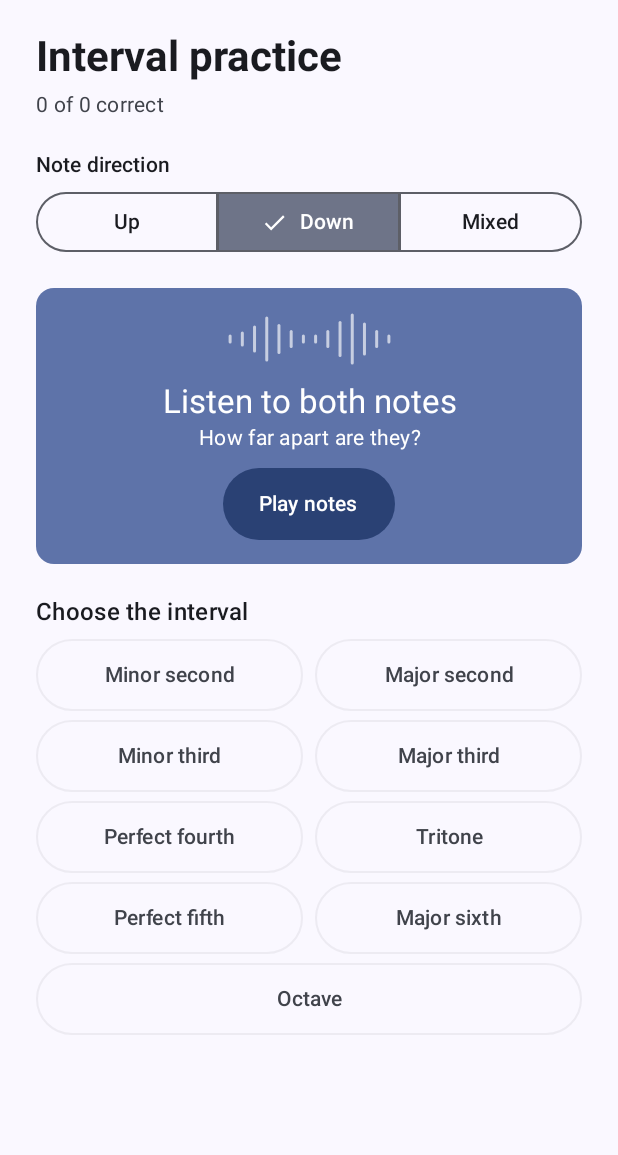
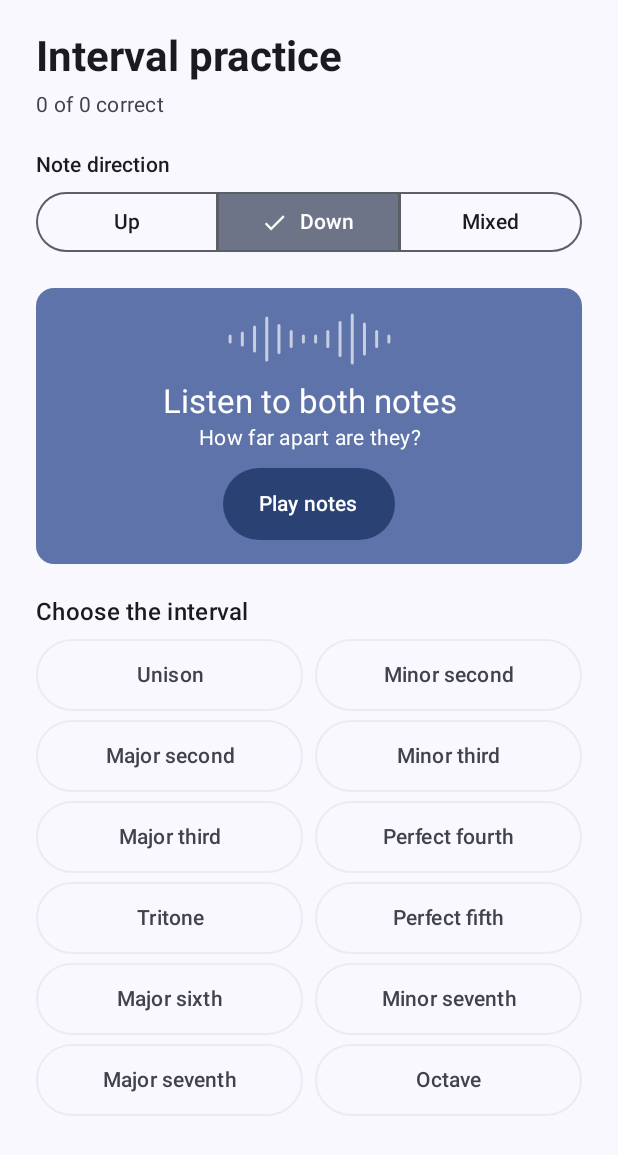
Before and after one commit to punted-pixel/Music-Interval-Identification-Practice, an Android app built with Jetpack Compose: the screen it shows after launch (MainActivity), after a tap on "Down", on a phone screen of 412 x 824 dp. Shown: the top 1155 px of the screen. Run offline under Robolectric (Android 15) with nearby library versions, the phone set to English and light mode, and no system bars.

Commit message:
Added tritone, major seventh, minor seventh and unison intervals

```diff
--- a/app/src/main/java/com/example/musicintervaltrainer/IntervalTrainer.kt
+++ b/app/src/main/java/com/example/musicintervaltrainer/IntervalTrainer.kt
@@ -64,6 +64,7 @@ import kotlinx.coroutines.launch
 import kotlin.random.Random
 
 private enum class Interval(val semitones: Int, @get:StringRes val label: Int) {
+    UNISON(0, R.string.unison),
     MINOR_SECOND(1, R.string.minor_second),
     MAJOR_SECOND(2, R.string.major_second),
     MINOR_THIRD(3, R.string.minor_third),
@@ -72,6 +73,8 @@ private enum class Interval(val semitones: Int, @get:StringRes val label: Int) {
     TRITONE(6, R.string.tritone),
     PERFECT_FIFTH(7, R.string.perfect_fifth),
     MAJOR_SIXTH(9, R.string.major_sixth),
+    MINOR_SEVENTH(10, R.string.minor_seventh),
+    MAJOR_SEVENTH(11, R.string.major_seventh),
     OCTAVE(12, R.string.octave)
 }
 
@@ -100,7 +103,11 @@ private data class Question(val firstNote: Int, val interval: Interval, val asce
                     Direction.MIXED -> Random.nextBoolean()
                 }
                 question = Question(Random.nextInt(60, 73), Interval.entries.random(), ascending)
-            } while (question == previous)
+            } while (
+                previous != null &&
+                question.firstNote == previous.firstNote &&
+                question.secondNote == previous.secondNote
+            )
             return question
         }
     }
@@ -416,7 +423,11 @@ private fun RoundResult(question: Question, wasCorrect: Boolean) {
             )
             Text(
                 text = stringResource(
-                    if (question.ascending) R.string.ascending_interval else R.string.descending_interval,
+                    when {
+                        question.interval == Interval.UNISON -> R.string.unison_interval
+                        question.ascending -> R.string.ascending_interval
+                        else -> R.string.descending_interval
+                    },
                     distance
                 ),
                 style = MaterialTheme.typography.bodyMedium
--- a/app/src/main/res/values/strings.xml
+++ b/app/src/main/res/values/strings.xml
@@ -15,6 +15,7 @@
     <string name="choose_interval">Choose the interval</string>
     <string name="answer_correct">Correct! %1$s</string>
     <string name="answer_incorrect">The interval was %1$s</string>
+    <string name="unison_interval">Same pitch · %1$s</string>
     <string name="ascending_interval">Ascending · %1$s</string>
     <string name="descending_interval">Descending · %1$s</string>
     <plurals name="semitones">
@@ -22,6 +23,7 @@
         <item quantity="other">%d semitones</item>
     </plurals>
     <string name="next_interval">Next interval</string>
+    <string name="unison">Unison</string>
     <string name="minor_second">Minor second</string>
     <string name="major_second">Major second</string>
     <string name="minor_third">Minor third</string>
@@ -30,5 +32,7 @@
     <string name="tritone">Tritone</string>
     <string name="perfect_fifth">Perfect fifth</string>
     <string name="major_sixth">Major sixth</string>
+    <string name="minor_seventh">Minor seventh</string>
+    <string name="major_seventh">Major seventh</string>
     <string name="octave">Octave</string>
 </resources>
```
